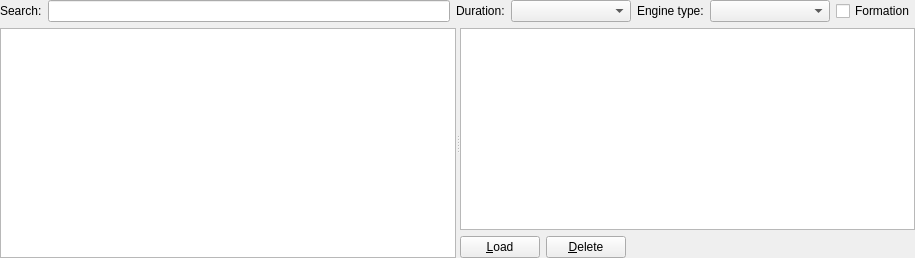
First picture: the form in src/Module/src/Logbook/LogbookWidget.ui, repository till213/SkyDolly, before the edit.
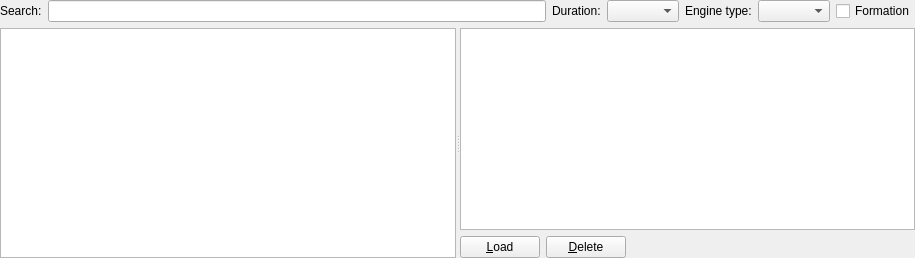
Second picture: the form after the edit.

Commit message:
Remove unnecessary minimum sizes
- Fix UserInterface.qrc resource file path

Diff of the .ui file:
```diff
--- a/src/Module/src/Logbook/LogbookWidget.ui
+++ b/src/Module/src/Logbook/LogbookWidget.ui
@@ -39,7 +39,7 @@
       <widget class="QLineEdit" name="searchLineEdit">
        <property name="minimumSize">
         <size>
-         <width>200</width>
+         <width>120</width>
          <height>0</height>
         </size>
        </property>
@@ -54,12 +54,6 @@
      </item>
      <item>
       <widget class="QComboBox" name="durationComboBox">
-       <property name="minimumSize">
-        <size>
-         <width>120</width>
-         <height>0</height>
-        </size>
-       </property>
        <property name="toolTip">
         <string>Filter by minimum flight duration.</string>
        </property>
@@ -74,12 +68,6 @@
      </item>
      <item>
       <widget class="QComboBox" name="engineTypeComboBox">
-       <property name="minimumSize">
-        <size>
-         <width>120</width>
-         <height>0</height>
-        </size>
-       </property>
        <property name="toolTip">
         <string>Filter by engine type.</string>
        </property>
```
The commit also changes 2 other files.
